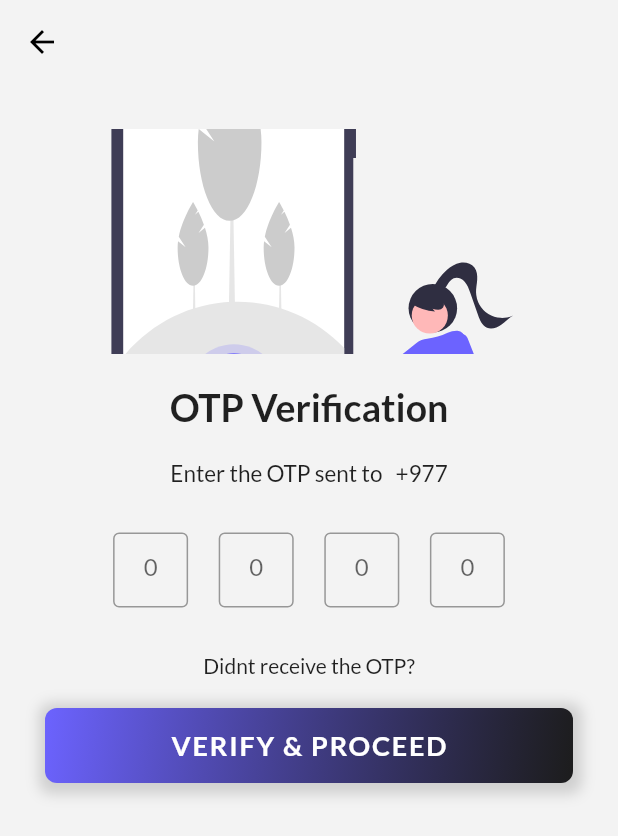
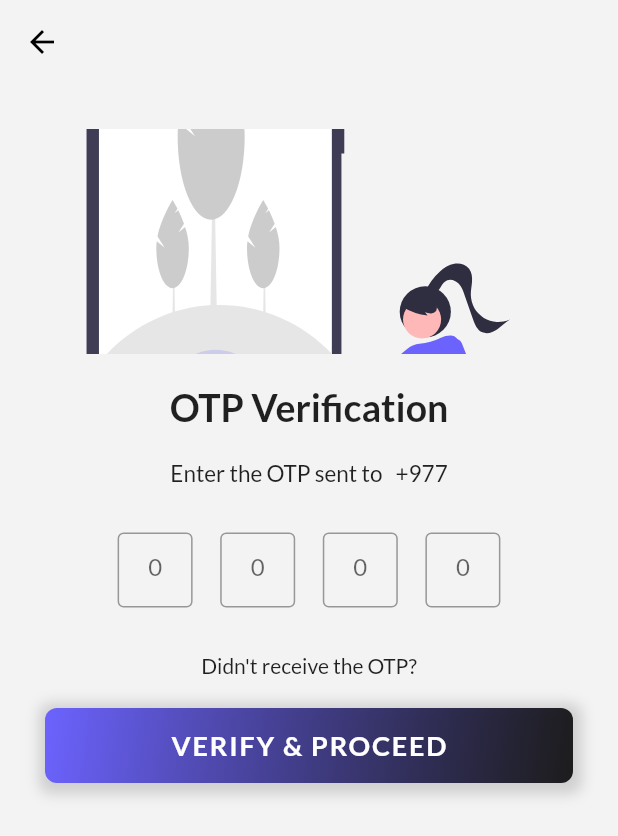
Before and after one commit to rafikali/DRS, a Flutter app: the VerifyOtp screen opened by its route, on a phone screen of 412 x 824 dp. Shown: the top 836 px of the screen. Run offline on Flutter 3.47's test engine with Material 2 defaults, Android fonts, the phone set to English and light mode, and no system bars; our stand-ins replace flutter_otp_text_field, flutter_svg, google_fonts, shared_preferences; missing offline and left inert: dart:ffi; accounts and stored records are empty; network calls fail.

```diff
--- a/lib/pages/verify_otp.dart
+++ b/lib/pages/verify_otp.dart
@@ -53,16 +53,14 @@ class _VerifyOtpState extends State<VerifyOtp> {
               child: Wrap(
                 alignment: WrapAlignment.center,
                 runSpacing: 20,
-                spacing: 20,
+                spacing: 3,
                 children:  [
-                  Padding(
-                    padding: const EdgeInsets.only(left: 18.0),
-                    child: SvgPicture.asset(
-                      ImageConstants.verified,
-                      height: 150,
-                      width: MediaQuery.of(context).size.width,
-                      fit: BoxFit.cover,),
-                  ),
+                  SvgPicture.asset(
+                    ImageConstants.verified,
+                    height: 150,
+                    alignment: Alignment.center,
+                    width: MediaQuery.of(context).size.width,
+                    fit: BoxFit.cover,),
                   const SizedBox(
                     height: 10,
                   ),
@@ -95,7 +93,7 @@ class _VerifyOtpState extends State<VerifyOtp> {
 
 
                   Padding(
-                    padding: const EdgeInsets.symmetric(vertical: 10, horizontal: 25.0),
+                    padding: const EdgeInsets.symmetric(vertical: 10, horizontal: 30.0),
                     child: Row(
                       mainAxisAlignment: MainAxisAlignment.spaceEvenly,
                       children: [
@@ -108,10 +106,7 @@ class _VerifyOtpState extends State<VerifyOtp> {
                   ),
 
 
-
-
-
-                  const Text('Didnt receive the OTP?' ),
+                  const Text('Didn\'t receive the OTP?'),
 
                   Button(
                       buttonTitle: 'VERIFY & PROCEED',
--- a/pubspec.yaml
+++ b/pubspec.yaml
@@ -41,6 +41,7 @@ dependencies:
   google_fonts: ^2.3.1
   font_awesome_flutter: ^9.2.0
   shared_preferences: ^2.0.13
+  animated_text_kit: ^4.2.1
   cupertino_icons: ^1.0.2
   flutter_svg: ^1.0.3
   http: ^0.13.4
```
Also changed, not shown: lib/pages/home_page.dart (+52 -13 lines), lib/widgets/profile_page_appbar.dart (added, +92 -0 lines), pubspec.lock.
